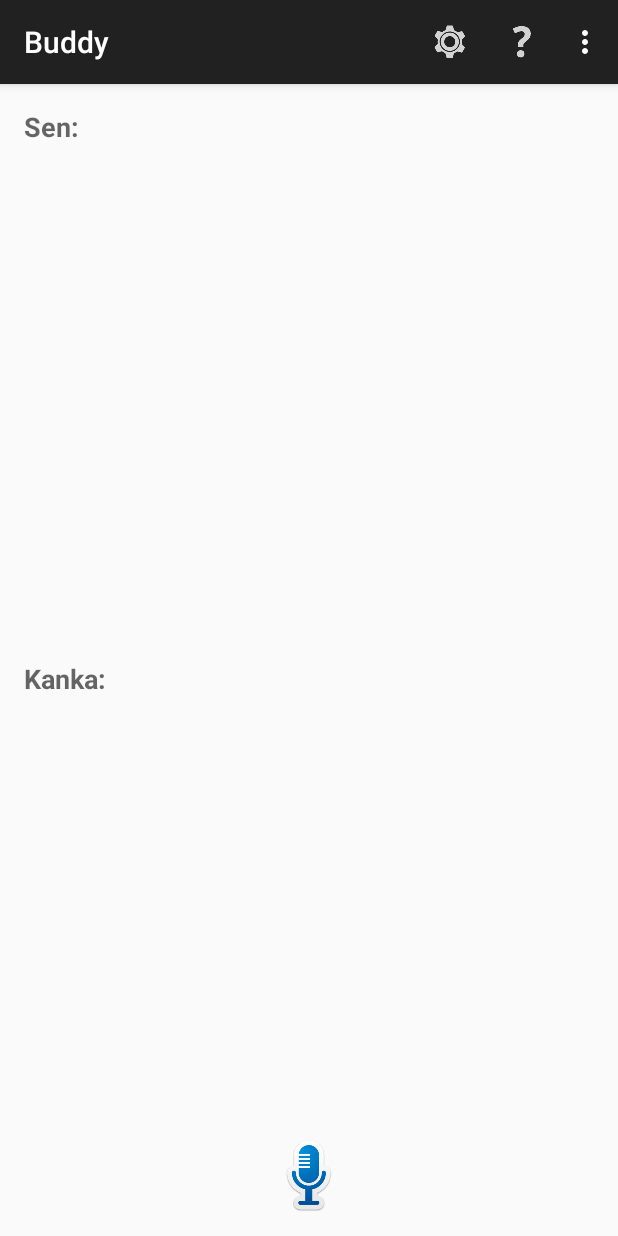
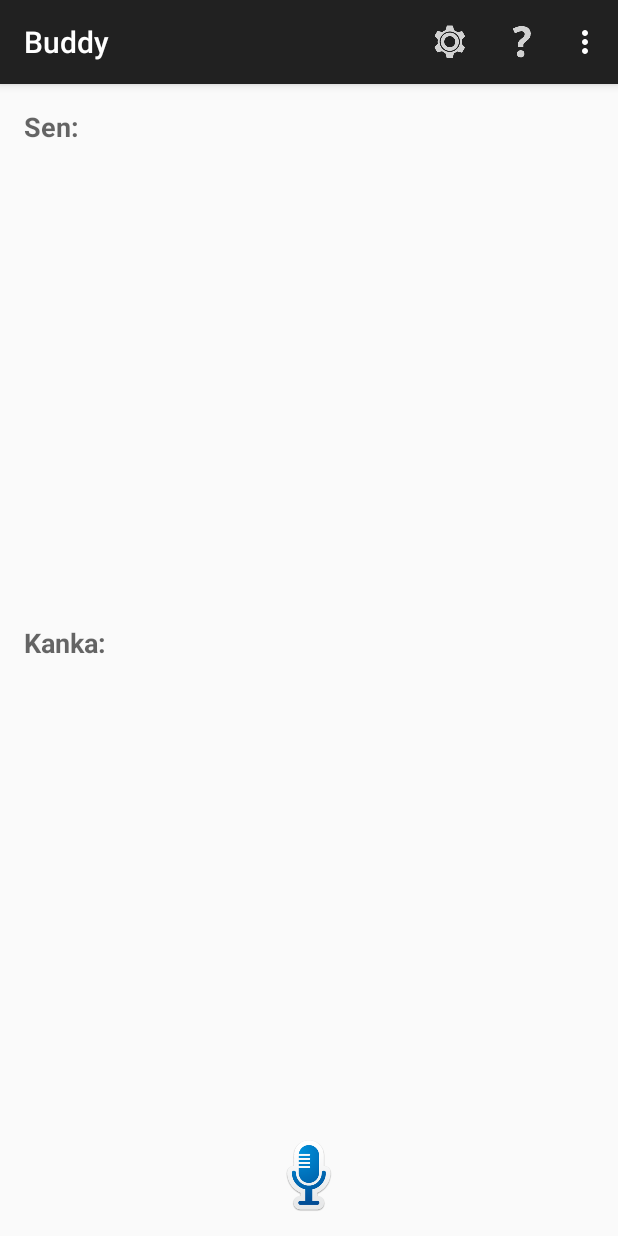
Before and after one commit to royan367/NoTouch, an Android app: the screen it shows after launch (MainActivity), on a phone screen of 412 x 824 dp. Run offline under Robolectric (Android 15) with nearby library versions, the phone set to English and light mode, and no system bars.

Commit message:
- fixed a bug

```diff
--- a/app/src/main/res/layout/activity_main.xml
+++ b/app/src/main/res/layout/activity_main.xml
@@ -11,7 +11,7 @@
     <LinearLayout
         android:layout_width="match_parent"
         android:layout_height="match_parent"
-        android:layout_above="@+id/img_btn_microphone"
+        android:layout_above="@+id/btn_microphone"
         android:orientation="vertical">
 
         <TextView
```
